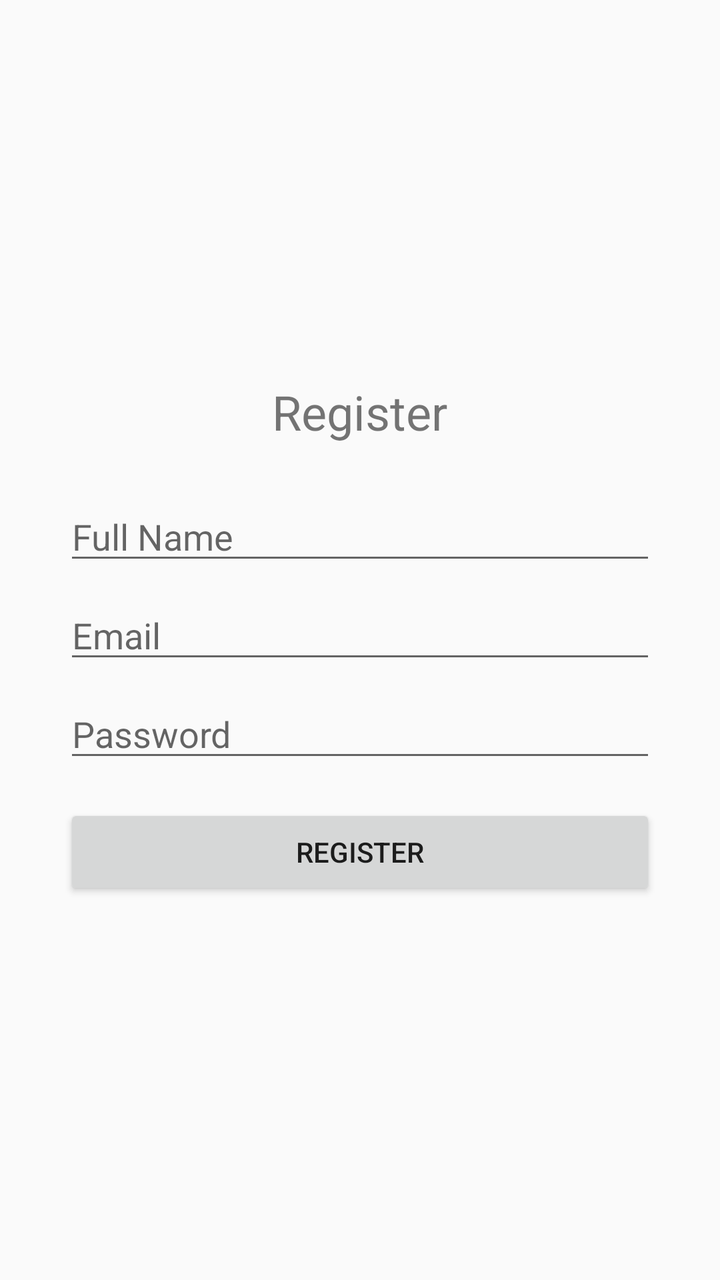
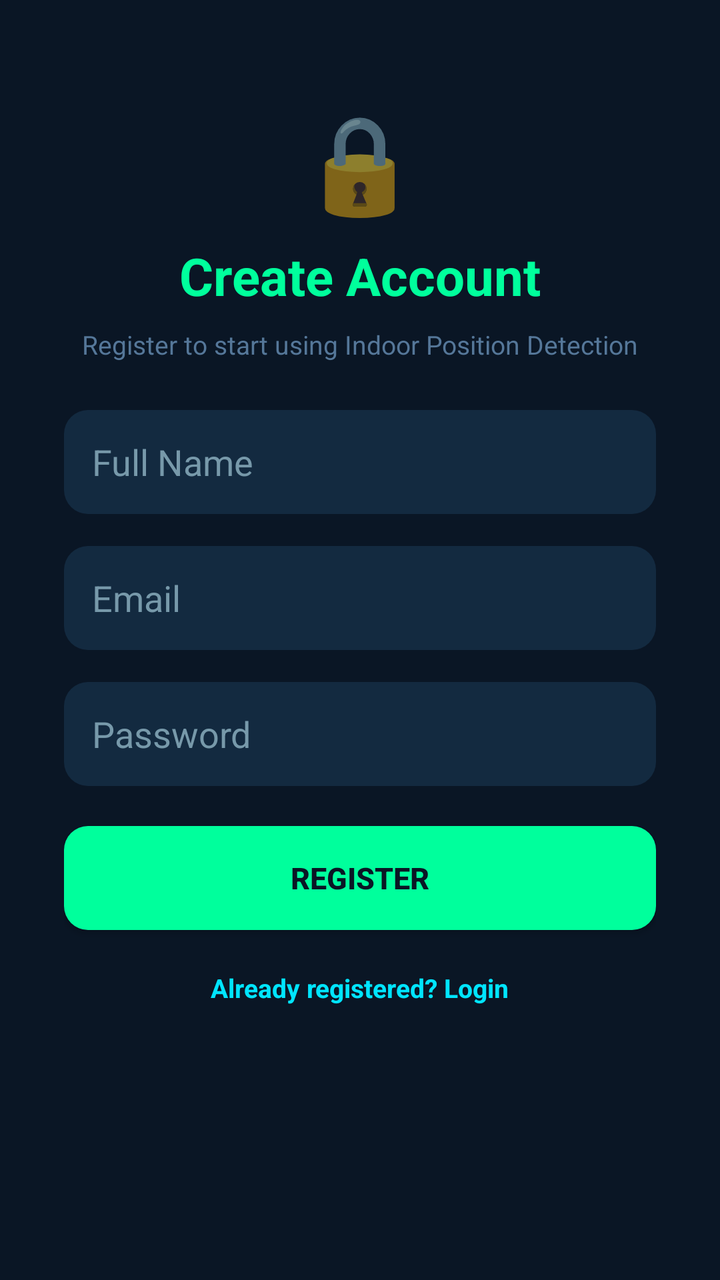

The first picture is an Android layout as it rendered before a commit; the second is the same layout after the commit. The layout source and the unified diff follow.
<!-- AndroidManifest.xml: application theme Theme.AppCompat.Light.NoActionBar -->
<!-- res/layout/activity_register.xml -->
<?xml version="1.0" encoding="utf-8"?>
<LinearLayout xmlns:android="http://schemas.android.com/apk/res/android"
    android:layout_width="match_parent"
    android:layout_height="match_parent"
    android:orientation="vertical"
    android:gravity="center"
    android:padding="32dp">

    <TextView
        android:layout_width="wrap_content"
        android:layout_height="wrap_content"
        android:text="Register"
        android:textSize="24sp"
        android:layout_marginBottom="24dp" />

    <EditText
        android:id="@+id/edtName"
        android:layout_width="match_parent"
        android:layout_height="wrap_content"
        android:hint="Full Name" />

    <EditText
        android:id="@+id/edtEmail"
        android:layout_width="match_parent"
        android:layout_height="wrap_content"
        android:hint="Email"
        android:inputType="textEmailAddress"
        android:layout_marginTop="8dp" />

    <EditText
        android:id="@+id/edtPassword"
        android:layout_width="match_parent"
        android:layout_height="wrap_content"
        android:hint="Password"
        android:inputType="textPassword"
        android:layout_marginTop="8dp" />

    <Button
        android:id="@+id/btnRegister"
        android:layout_width="match_parent"
        android:layout_height="wrap_content"
        android:text="Register"
        android:layout_marginTop="16dp" />

</LinearLayout>
<!-- resources referenced by this layout -->
<resources>

</resources>

<!-- the commit's change to res/layout/activity_register.xml (unified diff, before → after) -->
@@ -1,45 +1,114 @@
 <?xml version="1.0" encoding="utf-8"?>
-<LinearLayout xmlns:android="http://schemas.android.com/apk/res/android"
+<ScrollView xmlns:android="http://schemas.android.com/apk/res/android"
     android:layout_width="match_parent"
     android:layout_height="match_parent"
-    android:orientation="vertical"
-    android:gravity="center"
-    android:padding="32dp">
+    android:background="#0A1625"
+    android:fillViewport="true">
 
-    <TextView
-        android:layout_width="wrap_content"
-        android:layout_height="wrap_content"
-        android:text="Register"
-        android:textSize="24sp"
-        android:layout_marginBottom="24dp" />
-
-    <EditText
-        android:id="@+id/edtName"
+    <LinearLayout
         android:layout_width="match_parent"
         android:layout_height="wrap_content"
-        android:hint="Full Name" />
+        android:orientation="vertical"
+        android:padding="32dp"
+        android:gravity="center_horizontal">
 
-    <EditText
-        android:id="@+id/edtEmail"
-        android:layout_width="match_parent"
-        android:layout_height="wrap_content"
-        android:hint="Email"
-        android:inputType="textEmailAddress"
-        android:layout_marginTop="8dp" />
+        <TextView
+            android:layout_width="wrap_content"
+            android:layout_height="wrap_content"
+            android:layout_marginTop="16dp"
+            android:layout_marginBottom="8dp"
+            android:text="🔒"
+            android:textSize="48sp"
+            android:gravity="center" />
 
-    <EditText
-        android:id="@+id/edtPassword"
-        android:layout_width="match_parent"
-        android:layout_height="wrap_content"
-        android:hint="Password"
-        android:inputType="textPassword"
-        android:layout_marginTop="8dp" />
+        <TextView
+            android:layout_width="match_parent"
+            android:layout_height="wrap_content"
+            android:text="Create Account"
+            android:textColor="#00FF9C"
+            android:textSize="26sp"
+            android:textStyle="bold"
+            android:gravity="center"
+            android:layout_marginBottom="8dp" />
 
-    <Button
-        android:id="@+id/btnRegister"
-        android:layout_width="match_parent"
-        android:layout_height="wrap_content"
-        android:text="Register"
-        android:layout_marginTop="16dp" />
+        <TextView
+            android:layout_width="match_parent"
+            android:layout_height="wrap_content"
+            android:text="Register to start using Indoor Position Detection"
+            android:textColor="#557799"
+            android:textSize="13sp"
+            android:gravity="center"
+            android:layout_marginBottom="24dp" />
 
-</LinearLayout>
+        <EditText
+            android:id="@+id/edtName"
+            android:layout_width="match_parent"
+            android:layout_height="52dp"
+            android:background="@drawable/rounded_edittext"
+            android:hint="Full Name"
+            android:textColor="#FFFFFF"
+            android:textColorHint="#7799AA"
+            android:paddingStart="14dp"
+            android:paddingEnd="14dp"
+            android:paddingTop="12dp"
+            android:paddingBottom="12dp"
+            android:layout_marginBottom="16dp" />
+
+        <EditText
+            android:id="@+id/edtEmail"
+            android:layout_width="match_parent"
+            android:layout_height="52dp"
+            android:background="@drawable/rounded_edittext"
+            android:hint="Email"
+            android:textColor="#FFFFFF"
+            android:textColorHint="#7799AA"
+            android:paddingStart="14dp"
+            android:paddingEnd="14dp"
+            android:paddingTop="12dp"
+            android:paddingBottom="12dp"
+            android:inputType="textEmailAddress"
+            android:layout_marginBottom="16dp" />
+
+        <EditText
+            android:id="@+id/edtPassword"
+            android:layout_width="match_parent"
+            android:layout_height="52dp"
+            android:background="@drawable/rounded_edittext"
+            android:hint="Password"
+            android:textColor="#FFFFFF"
+            android:textColorHint="#7799AA"
+            android:paddingStart="14dp"
+            android:paddingEnd="14dp"
+            android:paddingTop="12dp"
+            android:paddingBottom="12dp"
+            android:inputType="textPassword"
+            android:layout_marginBottom="20dp" />
+
+        <Button
+            android:id="@+id/btnRegister"
+            android:layout_width="match_parent"
+            android:layout_height="52dp"
+            android:background="@drawable/rounded_button"
+            android:backgroundTint="#00FF9C"
+            android:text="Register"
+            android:textColor="#0A1625"
+            android:textSize="15sp"
+            android:textStyle="bold"
+            android:layout_marginBottom="16dp" />
+
+        <TextView
+            android:id="@+id/txtGoToLogin"
+            android:layout_width="wrap_content"
+            android:layout_height="wrap_content"
+            android:text="Already registered? Login"
+            android:textColor="#00E5FF"
+            android:textSize="13sp"
+            android:textStyle="bold"
+            android:gravity="center"
+            android:paddingTop="4dp"
+            android:paddingBottom="4dp"
+            android:clickable="true"
+            android:focusable="true" />
+
+    </LinearLayout>
+</ScrollView>
<!-- resource entries referenced after the edit -->
@@ -1,5 +1,18 @@
 <!-- resources referenced by this layout -->
 <resources>
-
+  <!-- drawable rounded_button (drawable) -->
+  <?xml version="1.0" encoding="utf-8"?>
+  <shape xmlns:android="http://schemas.android.com/apk/res/android"
+      android:shape="rectangle">
+      <solid android:color="#00E5FF" />
+      <corners android:radius="12dp" />
+  </shape>
+  <!-- drawable rounded_edittext (drawable) -->
+  <?xml version="1.0" encoding="utf-8"?>
+  <shape xmlns:android="http://schemas.android.com/apk/res/android"
+      android:shape="rectangle">
+      <solid android:color="#132A40" />
+      <corners android:radius="12dp" />
+  </shape>
 </resources>
 
